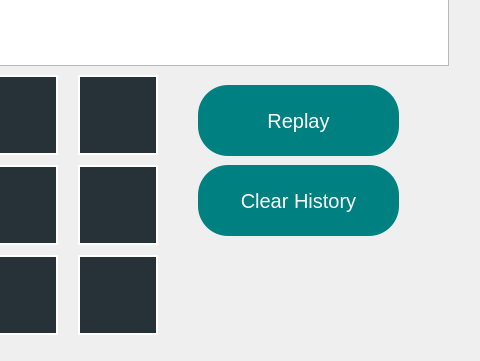
Old version of the form historywindow.ui in the repository som3a-dot/Tic-Tac-Toe-Project; both pictures show x 132 to 612 and y 135 to 496 of the 612 by 496 pixel window.
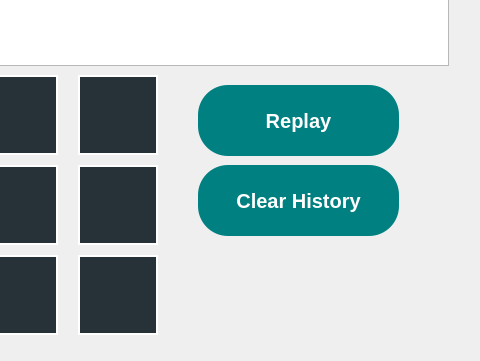
New version of the form. Icons and pictures are not drawn.

The edit to the form file:
```diff
--- a/historywindow.ui
+++ b/historywindow.ui
@@ -304,6 +304,7 @@
    <property name="font">
     <font>
      <pointsize>-1</pointsize>
+     <bold>true</bold>
     </font>
    </property>
    <property name="cursor">
@@ -335,6 +336,7 @@
    <property name="font">
     <font>
      <pointsize>-1</pointsize>
+     <bold>true</bold>
     </font>
    </property>
    <property name="cursor">
```
Left out of the diff: 10 changed lines with no effect on the pictures.
